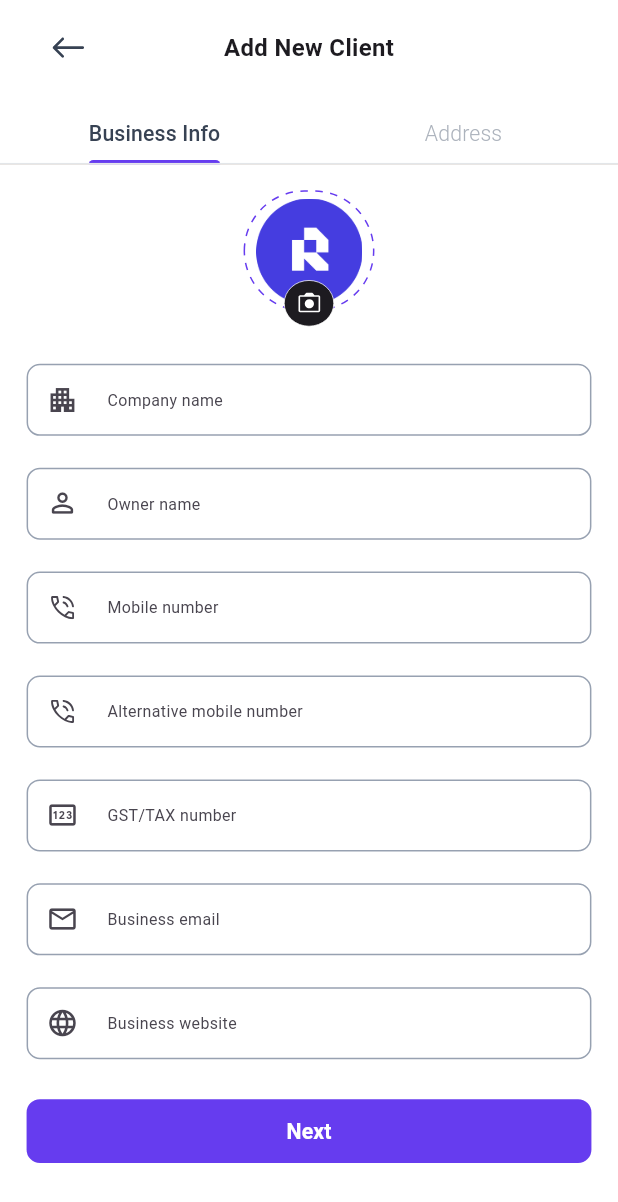
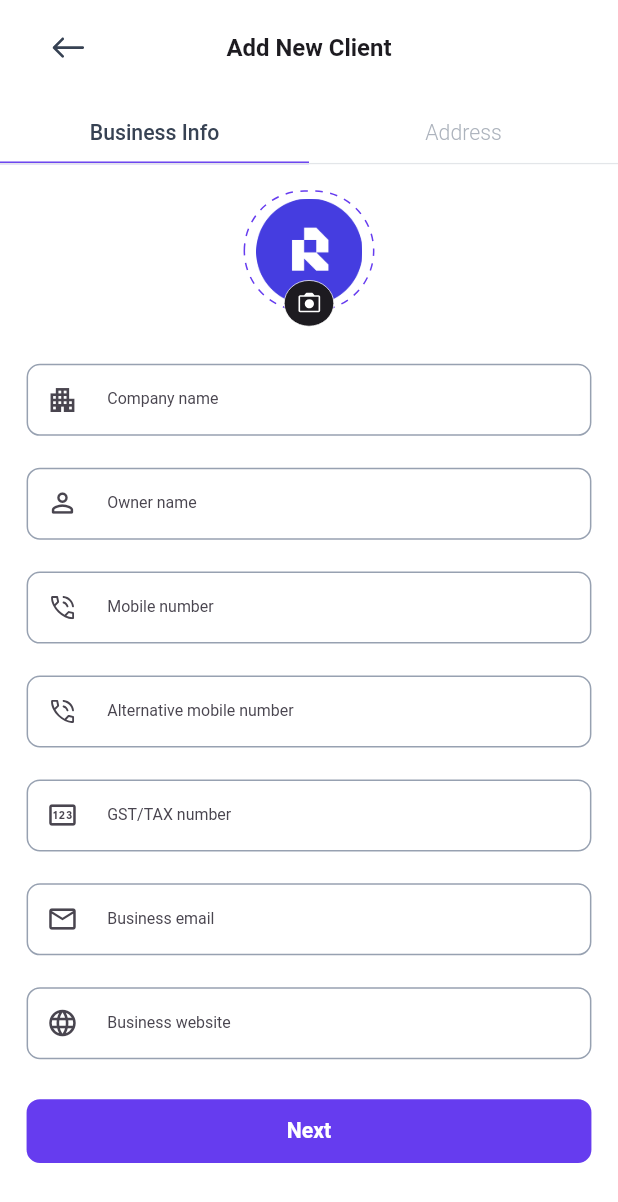
Before and after one commit to nishank23/invoice_manager, a Flutter app: the AddNewClientView screen opened by its route, on a phone screen of 412 x 824 dp. Shown: the top 1202 px of the screen. Run offline on Flutter 3.47's test engine with Material 3 defaults, Android fonts, the phone set to English and light mode, and no system bars; drawn by our look-alikes of dotted_border; our stand-ins replace cached_network_image, connectivity_plus, dio, dotted_line, dropdown_button2, easy_stepper and 20 more; missing offline and left inert: connectivity_plus_platform_interface, currency_picker, external_app_launcher, floating_bubbles, flutter_facebook_auth, material_dialogs and 2 more; accounts and stored records are empty; Roboto replaces fonts that are missing (SF-Pro-Display).

Commit message:
fixed minor changes

```diff
--- a/lib/app/modules/AddNewClient/controllers/add_new_client_controller.dart
+++ b/lib/app/modules/AddNewClient/controllers/add_new_client_controller.dart
@@ -38,7 +38,6 @@ class AddNewClientController extends GetxController with SingleGetTickerProvider
       clientById.value = eventData.clientDataById;
 
       hasData.value = true;
-      print("::::::::::::::::::::$response");
     }, failureCallback: (status, message) {
       hasData.value = true;
     });
--- a/lib/app/modules/AddNewClient/views/add_new_client_view.dart
+++ b/lib/app/modules/AddNewClient/views/add_new_client_view.dart
@@ -45,11 +45,16 @@ class AddNewClientView extends GetView<AddNewClientController> {
                     ),
                   ),
                   Expanded(flex: 5,
-                    child: Center(
-                      child: Text(
-                        "Add New Client",
-                        style: text700_18,
-                      ),
+                    child: GetBuilder<AddNewClientController>(
+                      builder: (con) {
+                        return Center(
+                          child: Text(
+                            con.id != null ? "Edit Client" :
+                            "Add New Client",
+                            style: text700_18,
+                          ),
+                        );
+                      }
                     ),
                   ),
 
--- a/lib/main.dart
+++ b/lib/main.dart
@@ -83,6 +83,7 @@ class MyApp extends StatelessWidget {
             useInheritedMediaQuery: true,
             title: "Invoice Manager",
             theme: ThemeData(
+              useMaterial3: false,
               fontFamily: 'SF-Pro-Display',
             ),
             debugShowCheckedModeBanner: false,
```
Also changed, not shown: lib/app/modules/AddNewClient/clt_addressInfo/controllers/clt_address_info_controller.dart (+7 -3 lines), pubspec.lock, 1 other file.
